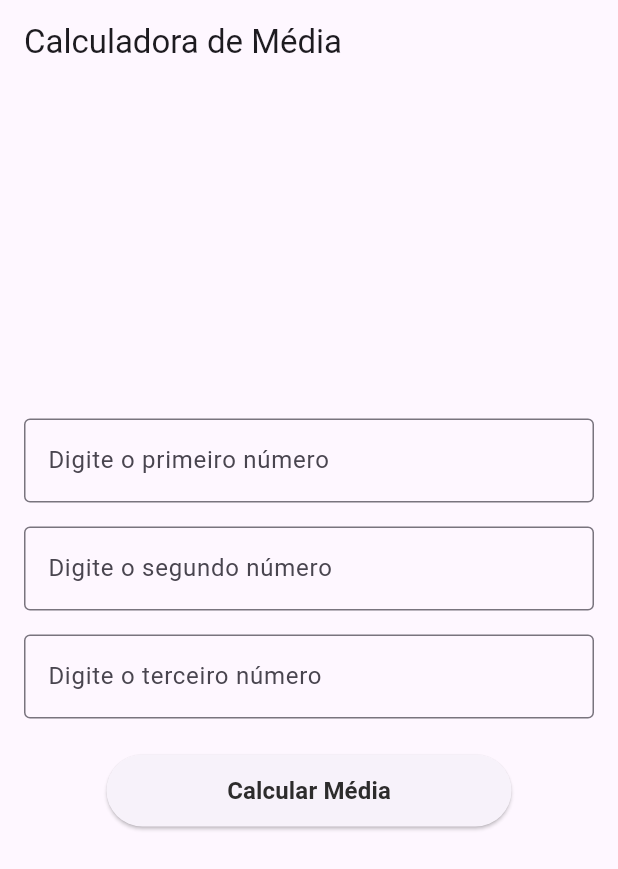
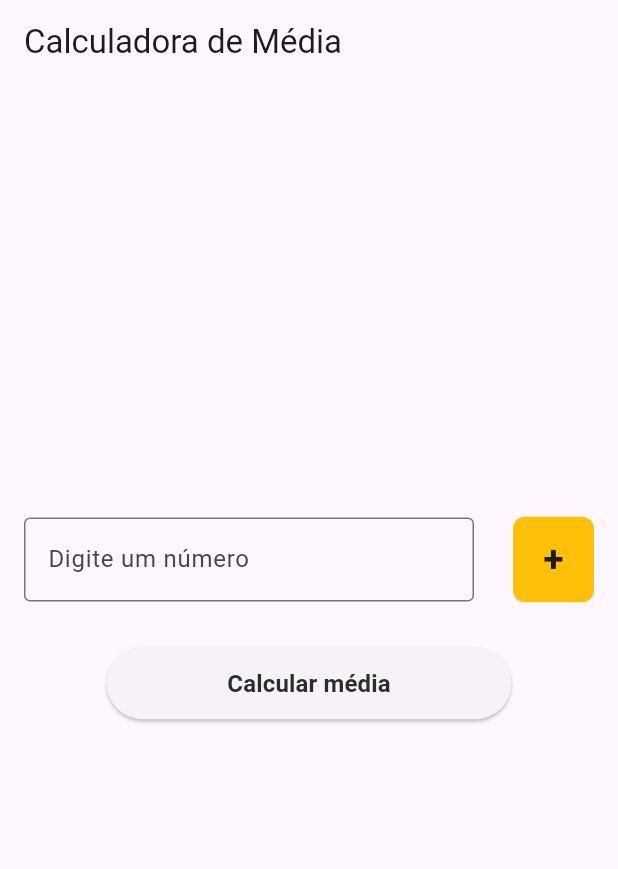
Before and after one commit to dionedev/Desafio_mentoria, a Flutter app: the screen it shows after launch, on a phone screen of 412 x 824 dp. Shown: the top 869 px of the screen. Run offline on Flutter 3.47's test engine with Material 3 defaults, Android fonts, the phone set to English and light mode, and no system bars.

Commit message:
feat: melhorias gerais no app

```diff
--- a/lib/pages/calcula_media.dart
+++ b/lib/pages/calcula_media.dart
@@ -8,29 +8,43 @@ class CalculaMedia extends StatefulWidget {
 }
 
 class _CalculaMediaState extends State<CalculaMedia> {
-  TextEditingController controllerPrimeiroNumero = TextEditingController();
-  TextEditingController controllerSegundoNumero = TextEditingController();
-  TextEditingController controllerTerceiroNumero = TextEditingController();
-
+  TextEditingController controllerNumero = TextEditingController();
+  List<double> numerosDigitados = [];
   String resultadoMedia = '';
 
+  adicionarNumero() {
+    final primeiroNumero = double.tryParse(controllerNumero.text);
+
+    if (primeiroNumero != null) {
+      setState(() {
+        numerosDigitados.add(primeiroNumero);
+        resultadoMedia = '';
+      });
+    } else {
+      setState(() {
+        resultadoMedia = 'Digite um número';
+      });
+    }
+    controllerNumero.clear();
+  }
+
   calcularMedia() {
-    final primeiroNumero = double.tryParse(controllerPrimeiroNumero.text);
-    final segundoNumero = double.tryParse(controllerSegundoNumero.text);
-    final terceiroNumero = double.tryParse(controllerTerceiroNumero.text);
+    if (numerosDigitados.isNotEmpty) {
+      double soma = 0;
 
-    if (primeiroNumero == null ||
-        segundoNumero == null ||
-        terceiroNumero == null) {
-      resultadoMedia = 'Insira um número';
-      return;
+      for (int i = 0; i < numerosDigitados.length; i++) {
+        soma = soma + numerosDigitados[i];
       }
-    resultadoMedia =
-        'Média: ${(primeiroNumero + segundoNumero + terceiroNumero) / 3}';
 
-    controllerPrimeiroNumero.clear();
-    controllerSegundoNumero.clear();
-    controllerTerceiroNumero.clear();
+      double media = soma / numerosDigitados.length;
+      setState(() {
+        resultadoMedia = 'Média: $media';
+      });
+    } else {
+      setState(() {
+        resultadoMedia = 'Digite um número para calcular';
+      });
+    }
   }
 
   @override
@@ -45,45 +59,52 @@ class _CalculaMediaState extends State<CalculaMedia> {
         child: Column(
           mainAxisAlignment: MainAxisAlignment.center,
           children: [
-            TextField(
-              controller: controllerPrimeiroNumero,
+            Row(
+              mainAxisAlignment: MainAxisAlignment.spaceBetween,
+              children: [
+                Container(
+                  width: 300,
+                  child: TextField(
+                    controller: controllerNumero,
                     decoration: const InputDecoration(
-                hintText: 'Digite o primeiro número',
-                border: OutlineInputBorder(),
-              ),
-              keyboardType: TextInputType.number,
-            ),
-            Padding(
-              padding: const EdgeInsets.symmetric(vertical: 16),
-              child: TextField(
-                controller: controllerSegundoNumero,
-                decoration: const InputDecoration(
-                  hintText: 'Digite o segundo número',
+                      hintText: 'Digite um número',
                       border: OutlineInputBorder(),
                     ),
                     keyboardType: TextInputType.number,
                   ),
                 ),
-            TextField(
-              controller: controllerTerceiroNumero,
-              decoration: const InputDecoration(
-                hintText: 'Digite o terceiro número',
-                border: OutlineInputBorder(),
+                GestureDetector(
+                  onTap: () {
+                    adicionarNumero();
+                  },
+                  child: Container(
+                    height: 57,
+                    width: 54,
+                    decoration: BoxDecoration(
+                      color: Colors.amber,
+                      borderRadius: BorderRadius.circular(8),
                     ),
-              keyboardType: TextInputType.number,
+                    child: const Center(
+                        child: Text(
+                      '+',
+                      style:
+                          TextStyle(fontSize: 25, fontWeight: FontWeight.w600),
+                    )),
+                  ),
+                ),
+              ],
             ),
             Padding(
-              padding: const EdgeInsets.only(top: 24, bottom: 24),
+              padding: const EdgeInsets.symmetric(vertical: 30),
               child: ElevatedButton(
                 onPressed: () {
                   calcularMedia();
-                  setState(() {});
                 },
                 style: ElevatedButton.styleFrom(
                   fixedSize: const Size(270, 48),
                 ),
                 child: const Text(
-                  'Calcular Média',
+                  'Calcular média',
                   style: TextStyle(
                     fontSize: 16,
                     color: Color.fromRGBO(45, 44, 44, 1),
@@ -95,7 +116,7 @@ class _CalculaMediaState extends State<CalculaMedia> {
             Text(
               '$resultadoMedia',
               style: const TextStyle(fontSize: 18),
-            )
+            ),
           ],
         ),
       )),
```
Lines whose indentation alone changed are shown as unchanged.
